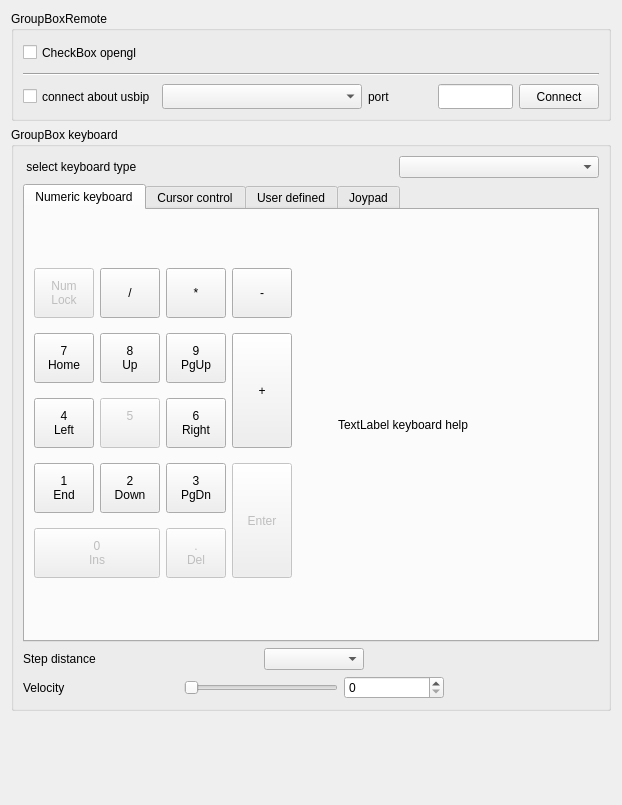
Old version of the form sources/forms/sControl.ui in the repository eduard-x/cnc-qt.
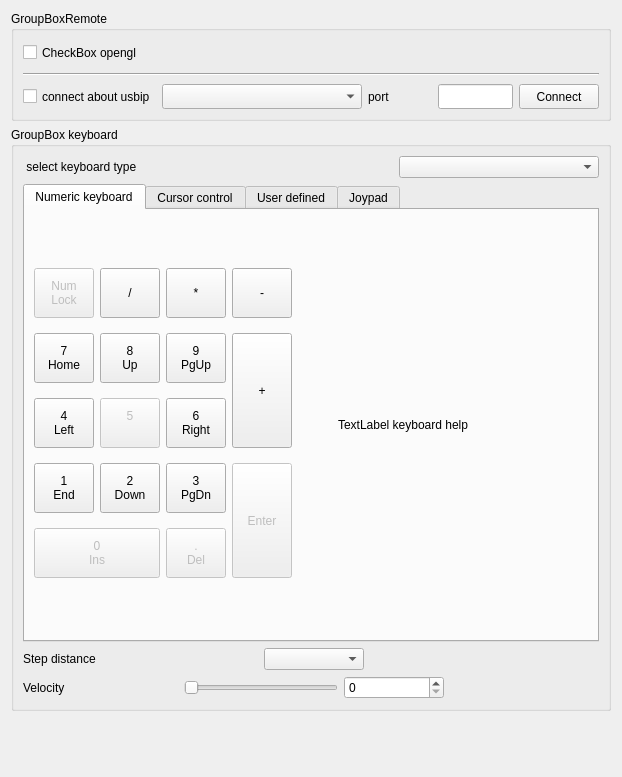
New version of the form.

Patch:
```diff
--- a/sources/forms/sControl.ui
+++ b/sources/forms/sControl.ui
@@ -7,7 +7,7 @@
     <x>0</x>
     <y>0</y>
     <width>612</width>
-    <height>805</height>
+    <height>777</height>
    </rect>
   </property>
   <property name="sizePolicy">
```
